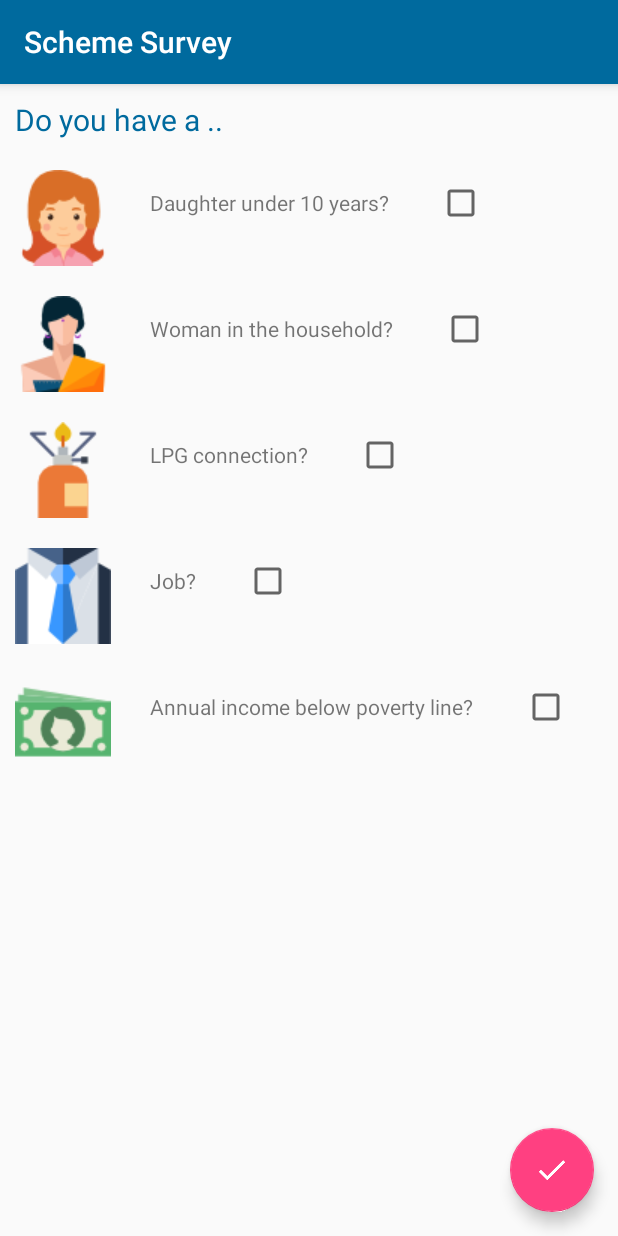
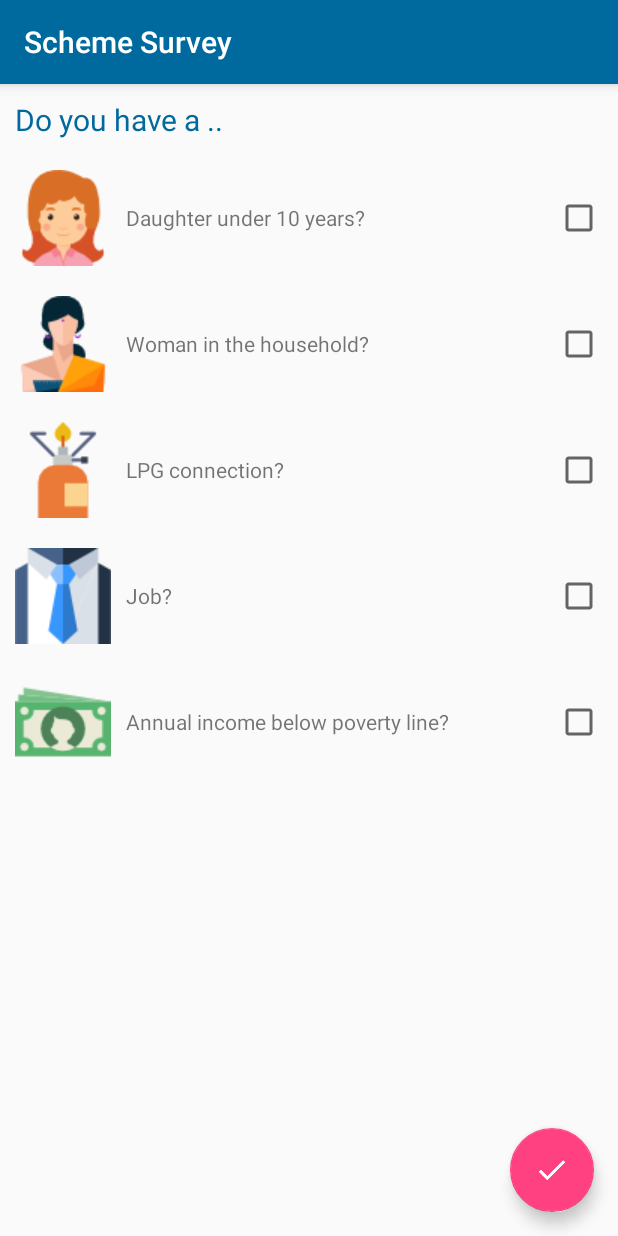
Before and after one commit to Codeminators/finclusion, an Android app: the SchemesActivity screen opened directly, with no data from a screen before it, on a phone screen of 412 x 824 dp. Run offline under Robolectric (Android 15) with nearby library versions, the phone set to English and light mode, and no system bars; libraries missing offline, so code that uses them is left out: com.robinhood.ticker; 1 statement that could not run was skipped.

Commit message:
relative layout in schemes

```diff
--- a/app/src/main/res/layout/recycler_view_item.xml
+++ b/app/src/main/res/layout/recycler_view_item.xml
@@ -1,26 +1,32 @@
 <?xml version="1.0" encoding="utf-8"?>
-<LinearLayout xmlns:android="http://schemas.android.com/apk/res/android"
-    android:orientation="horizontal" android:layout_width="match_parent"
-    android:layout_height="wrap_content">
+<RelativeLayout xmlns:android="http://schemas.android.com/apk/res/android"
+    android:layout_width="match_parent"
+    android:layout_height="wrap_content"
+    android:orientation="horizontal">
+
     <ImageView
+        android:id="@+id/optionImage"
         android:layout_width="wrap_content"
         android:layout_height="wrap_content"
-        android:id="@+id/optionImage"
         android:layout_margin="10dp"
-        android:src="@mipmap/ic_launcher"
-        />
-    <TextView
+        android:src="@mipmap/ic_launcher" />
+
+    <CheckBox
+        android:id="@+id/optionSelect"
         android:layout_width="wrap_content"
         android:layout_height="wrap_content"
-        android:text="Daughter under 10 years"
+        android:layout_alignParentEnd="true"
+        android:layout_alignParentRight="true"
+        android:layout_centerVertical="true"
+        android:layout_margin="10dp" />
+
+    <TextView
         android:id="@+id/optionText"
-        android:layout_margin="16dp"
-        />
-    <CheckBox
         android:layout_width="wrap_content"
         android:layout_height="wrap_content"
-        android:id="@+id/optionSelect"
-        android:layout_margin="16dp"
-        />
+        android:layout_centerVertical="true"
+        android:layout_toEndOf="@+id/optionImage"
+        android:layout_toRightOf="@+id/optionImage"
+        android:text="Daughter under 10 years" />
 
-</LinearLayout>
+</RelativeLayout>
```
